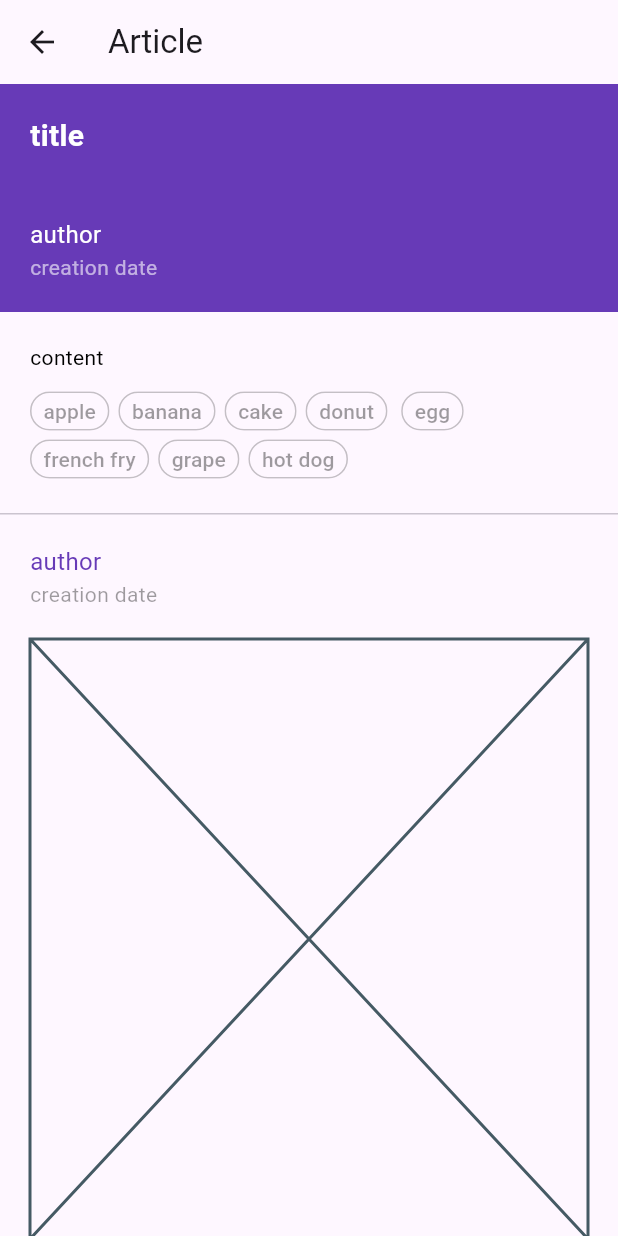
After one commit to doldamul/gdsc_realworld_app, a Flutter app: the ArticlePage screen opened directly, on a phone screen of 412 x 824 dp. The commit adds this screen. Run offline on Flutter 3.47's test engine with Material 3 defaults, Android fonts, the phone set to English and light mode, and no system bars; our stand-ins replace dio, equatable, flutter_bloc, flutter_secure_storage, go_router; accounts and stored records are empty.

Commit message:
Add UI of article page.

```diff
--- /dev/null
+++ b/lib/pages/article/article_page.dart
@@ -0,0 +1,140 @@
+import 'package:flutter/material.dart';
+
+class ArticlePage extends StatelessWidget {
+  const ArticlePage({super.key});
+
+  static const font_title = TextStyle(fontSize: 20, fontWeight: FontWeight.bold, color: Colors.white);
+  static const font_content = TextStyle(fontSize: 14, color: Colors.black);
+  static const font_author = TextStyle(fontSize: 16, color: Colors.white);
+  static const font_date = TextStyle(fontSize: 14, color: Colors.white60);
+  static const font_chip = TextStyle(fontSize: 14, color: Colors.black38);
+
+  static const mock_tags = [
+    'apple',
+    'banana',
+    'cake',
+    'donut',
+    'egg',
+    'french fry',
+    'grape',
+    'hot dog',
+  ];
+
+  @override
+  Widget build(BuildContext context) {
+    return Scaffold(
+      appBar: AppBar(
+        title: const Text('Article'),
+      ),
+      body: SingleChildScrollView(
+        child: Column(
+          crossAxisAlignment: CrossAxisAlignment.start,
+          children: [
+            Material(
+              color: Colors.deepPurple,
+              child: SizedBox(
+                width: MediaQuery.of(context).size.width,
+                child: Column(
+                  crossAxisAlignment: CrossAxisAlignment.start,
+                  children: [
+                    Padding(
+                      padding: EdgeInsets.all(20),
+                      child: Text(style: font_title, 'title'),
+                    ),
+                    // duplicate of article_listitem(TODO: convert to profile item widget)
+                    Row(
+                      children: [
+                        Expanded(
+                          child: InkWell (
+                            onTap: () {},
+                            child: Padding(
+                              padding: EdgeInsets.all(20),
+                              child: Column(
+                                children: [
+                                  Text(style: font_author, 'author'),
+                                  Text(style: font_date, 'creation date'),
+                                ],
+                                crossAxisAlignment: CrossAxisAlignment.start,
+                              ),
+                            ),
+                          ),
+                        ),
+                      ],
+                    ),
+                  ],
+                ),
+              ),
+            ),
+            Padding(
+              padding: EdgeInsets.all(20),
+              child: Column(
+                crossAxisAlignment: CrossAxisAlignment.start,
+                children: [
+                  Padding(
+                    padding: EdgeInsets.only(bottom: 10),
+                    child: Text(style: font_content, 'content'),
+                  ),
+                  // duplicate of tag_labels file
+                  Wrap(
+                    direction: Axis.horizontal,
+                    alignment: WrapAlignment.start,
+                    spacing: 6,
+                    children: [
+                      for (var tag in mock_tags)
+                        Chip(
+                          label: Text(tag),
+                          labelStyle: font_chip,
+                          side: const BorderSide(color: Colors.black12),
+                          shape: const StadiumBorder(),
+                          padding: EdgeInsets.zero,
+                          backgroundColor: Colors.transparent,
+                          visualDensity: VisualDensity(vertical: -4),
+                        ),
+                    ],
+                  ),
+                ],
+              )
+            ),
+            Divider(height: 1),
+            // duplicate of article_listitem
+            Row(
+              children: [
+                Expanded(
+                  child: InkWell(
+                    onTap: () {},
+                    child: Padding(
+                      padding: EdgeInsets.all(20),
+                      child: Column(
+                        children: [
+                          Text(
+                              style: TextStyle(
+                                fontSize: 16,
+                                color: Colors.deepPurple,
+                              ),
+                              'author'
+                          ),
+                          Text(
+                            style: TextStyle(
+                              fontSize: 14,
+                              color: Colors.black38,
+                            ),
+                            'creation date',
+                          ),
+                        ],
+                        crossAxisAlignment: CrossAxisAlignment.start,
+                      ),
+                    ),
+                  ),
+                ),
+              ],
+            ),
+            Padding(
+              padding: EdgeInsets.only(left: 20, right: 20, bottom: 20),
+              child: Placeholder(),
+            )
+          ],
+        ),
+      )
+    );
+  }
+}
--- a/lib/pages/realworld_router.dart
+++ b/lib/pages/realworld_router.dart
@@ -1,6 +1,7 @@
 import 'package:go_router/go_router.dart';
 import 'package:flutter/material.dart';
 import 'package:realworld_app/pages/home/home_page.dart';
+import 'package:realworld_app/pages/article/article_page.dart';
 
 class RealWorldRouter extends StatefulWidget {
   const RealWorldRouter({super.key});
@@ -21,6 +22,7 @@ class _RealWorldRouterState extends State<RealWorldRouter> {
       routes: [
         GoRoute(
           path: '/',
+          // builder: (context, state) => ArticlePage(),
           builder: (context, state) => HomePage(),
         ),
       ],
```
